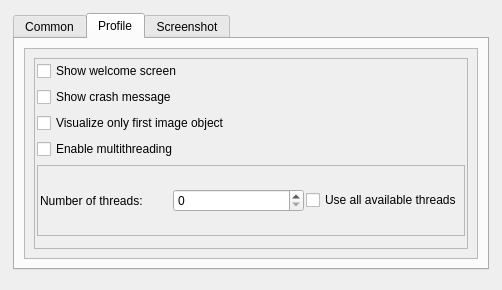
Old version of the form forms/preferences.ui in the repository isis-group/vast.
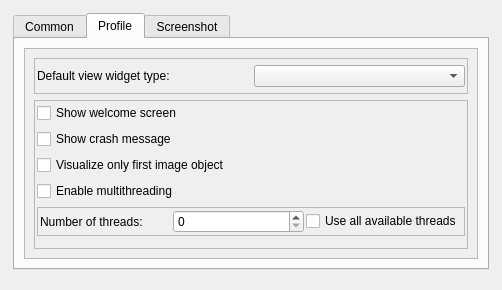
New version of the form. The open tabs and pages were chosen to show the change.

Commit message: add default view widget option in preferences

What changed in the file:
```diff
--- a/forms/preferences.ui
+++ b/forms/preferences.ui
@@ -221,7 +221,7 @@
                     <string>If an image contains multiple image objects this option determines if vast should only visualize the first one. (unique to Vista images)</string>
                    </property>
                    <property name="text">
-                    <string>Visualize only first image object</string>
+                    <string>Visualize only first image object </string>
                    </property>
                   </widget>
                  </item>
@@ -302,6 +302,31 @@
                 </layout>
                </widget>
               </item>
+              <item row="0" column="0">
+               <widget class="QFrame" name="defaultViewWidgetFrame">
+                <property name="frameShape">
+                 <enum>QFrame::StyledPanel</enum>
+                </property>
+                <property name="frameShadow">
+                 <enum>QFrame::Raised</enum>
+                </property>
+                <layout class="QHBoxLayout" name="horizontalLayout_2">
+                 <property name="margin">
+                  <number>2</number>
+                 </property>
+                 <item>
+                  <widget class="QLabel" name="label_11">
+                   <property name="text">
+                    <string>Default view widget type:</string>
+                   </property>
+                  </widget>
+                 </item>
+                 <item>
+                  <widget class="QComboBox" name="defaultViewWidgetComboBox"/>
+                 </item>
+                </layout>
+               </widget>
+              </item>
              </layout>
             </widget>
            </widget>
```
The commit also changes 5 other files.
